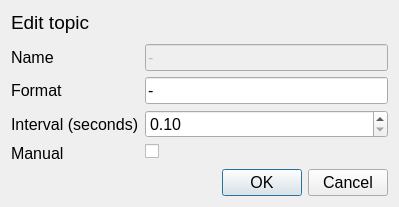
This is gui/edittopicdialog.ui in TheZlodziej/mqtt-simulator as Qt 5 draws it before an edit. The edited form follows.
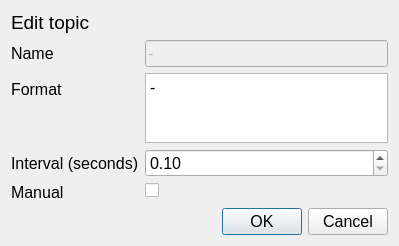
This is the edited form.

Commit message: line edit -> plain text edit

The edit to the form file:
```diff
--- a/gui/edittopicdialog.ui
+++ b/gui/edittopicdialog.ui
@@ -7,7 +7,7 @@
     <x>0</x>
     <y>0</y>
     <width>399</width>
-    <height>207</height>
+    <height>216</height>
    </rect>
   </property>
   <property name="font">
@@ -88,16 +88,6 @@
          </property>
         </widget>
        </item>
-       <item row="1" column="1">
-        <widget class="QLineEdit" name="format_line_edit">
-         <property name="toolTip">
-          <string>Data format - &lt;%randf%&gt; will be replaced with random float value from [0; 1) range, &lt;%randi%&gt; will be replaced with random signed 32 bit integer, &lt;%randu%&gt; will be replaced with random unsigned 32 bit integer</string>
-         </property>
-         <property name="text">
-          <string>-</string>
-         </property>
-        </widget>
-       </item>
        <item row="3" column="1">
         <widget class="QCheckBox" name="manual_check_box">
          <property name="toolTip">
@@ -118,6 +108,13 @@
          </property>
         </widget>
        </item>
+       <item row="1" column="1">
+        <widget class="QPlainTextEdit" name="format_text_edit">
+         <property name="plainText">
+          <string>-</string>
+         </property>
+        </widget>
+       </item>
       </layout>
      </item>
     </layout>
```
The commit also changes 4 other files.
